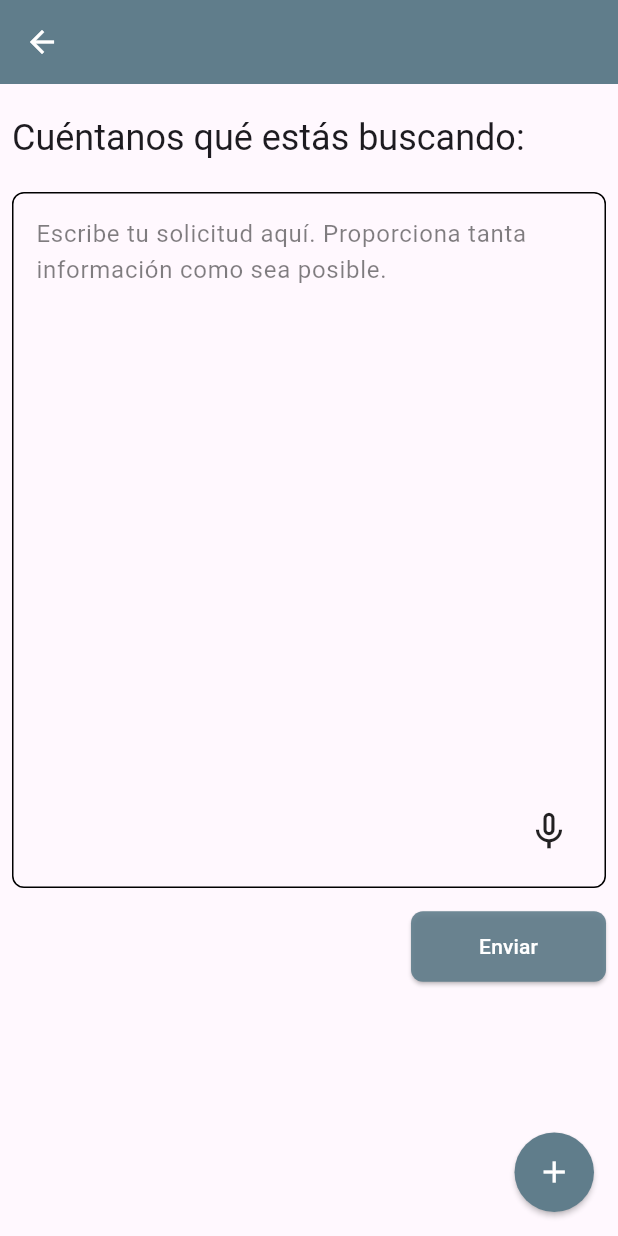
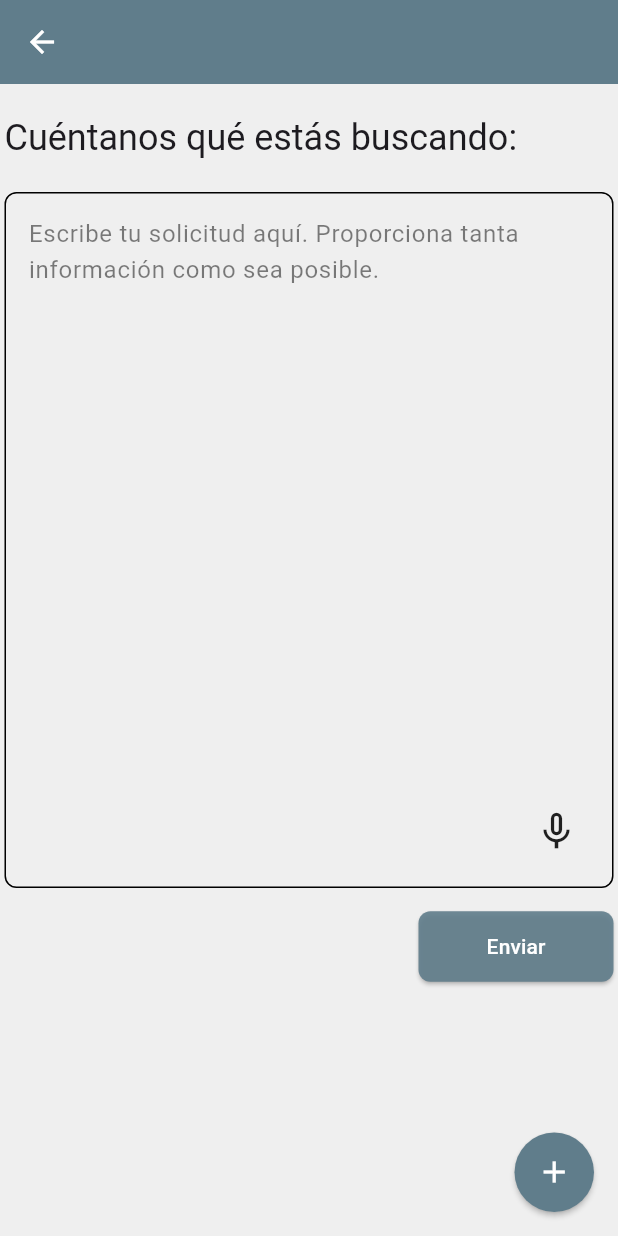
Before and after one commit to matiasespina1991/find_a_therapist_app, a Flutter app: the UserRequestScreen screen opened directly, on a phone screen of 412 x 824 dp. Run offline on Flutter 3.47's test engine with Material 3 defaults, Android fonts, the phone set to English and light mode, and no system bars; drawn by our look-alikes of flutter_speed_dial, skeletonizer; our stand-ins replace cached_network_image, cloud_firestore, connectivity_plus, device_info_plus, firebase_auth, firebase_core and 11 more; accounts and stored records are empty; project files that could hold a hidden picture were left out.

```diff
--- a/lib/app_settings/theme_settings.dart
+++ b/lib/app_settings/theme_settings.dart
@@ -10,8 +10,8 @@ class ThemeSettings {
   static const EdgeInsetsGeometry scaffoldPadding = EdgeInsets.only(
     top: 20,
     bottom: 0,
-    left: 8,
-    right: 8,
+    left: 3,
+    right: 3,
   );
   static const Color seedColor = Colors.blueGrey;
   static const bool forceSeedColor = false;
@@ -62,7 +62,7 @@ class ThemeSettings {
   static const errorColor = Colors.red;
 
   static const ThemeColors scaffoldBackgroundColor = ThemeColors(
-    lightModePrimary: Color(0xFFFFF8FE),
+    lightModePrimary: Color(0xFFEFEFEF),
     darkModePrimary: Color(0xFF121212),
   );
 
```
Also changed, not shown: lib/screens/admin/debug_screen/debug_screen.dart (+6 -4 lines).
